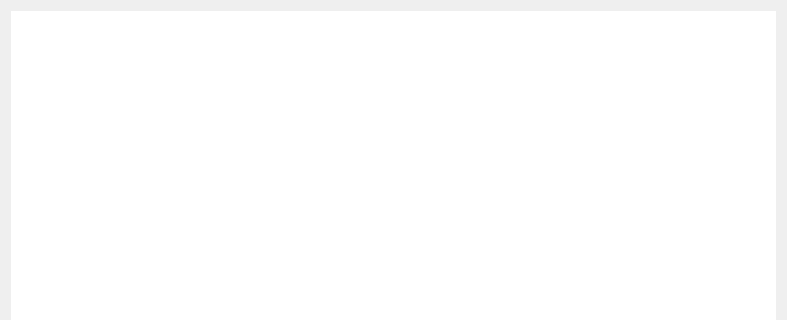
Old version of the form revenuewidget.ui in the repository jwannamaker/CS1D_FastFoodProject; both pictures show x 0 to 787 and y 0 to 320 of the 787 by 552 pixel window.
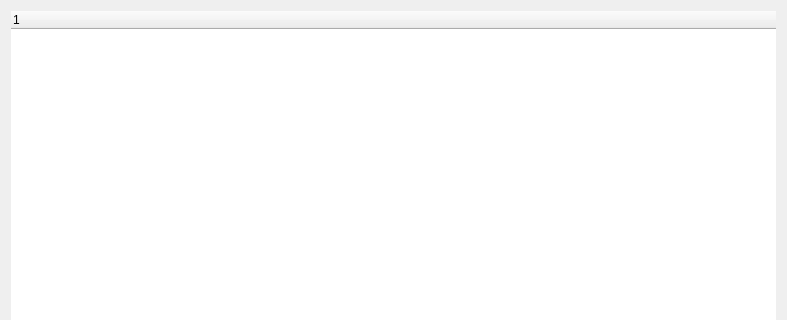
New version of the form.

The edit to the form file:
```diff
--- a/revenuewidget.ui
+++ b/revenuewidget.ui
@@ -14,79 +14,6 @@
    <string>Form</string>
   </property>
   <layout class="QGridLayout" name="gridLayout">
-   <item row="0" column="0">
-    <widget class="QTableWidget" name="tableWidget">
-     <property name="sizePolicy">
-      <sizepolicy hsizetype="Expanding" vsizetype="Expanding">
-       <horstretch>0</horstretch>
-       <verstretch>0</verstretch>
-      </sizepolicy>
-     </property>
-     <property name="frameShape">
-      <enum>QFrame::NoFrame</enum>
-     </property>
-     <property name="frameShadow">
-      <enum>QFrame::Plain</enum>
-     </property>
-     <property name="verticalScrollBarPolicy">
-      <enum>Qt::ScrollBarAlwaysOff</enum>
-     </property>
-     <property name="horizontalScrollBarPolicy">
-      <enum>Qt::ScrollBarAlwaysOff</enum>
-     </property>
-     <property name="sizeAdjustPolicy">
-      <enum>QAbstractScrollArea::AdjustToContents</enum>
-     </property>
-     <property name="autoScroll">
-      <bool>false</bool>
-     </property>
-     <property name="editTriggers">
-      <set>QAbstractItemView::NoEditTriggers</set>
-     </property>
-     <property name="showDropIndicator" stdset="0">
-      <bool>false</bool>
-     </property>
-     <property name="dragDropOverwriteMode">
-      <bool>false</bool>
-     </property>
-     <property name="selectionMode">
-      <enum>QAbstractItemView::SingleSelection</enum>
-     </property>
-     <property name="selectionBehavior">
-      <enum>QAbstractItemView::SelectRows</enum>
-     </property>
-     <property name="showGrid">
-      <bool>false</bool>
-     </property>
-     <property name="gridStyle">
-      <enum>Qt::SolidLine</enum>
-     </property>
-     <property name="cornerButtonEnabled">
-      <bool>false</bool>
-     </property>
-     <property name="columnCount">
-      <number>0</number>
-     </property>
-     <attribute name="horizontalHeaderVisible">
-      <bool>true</bool>
-     </attribute>
-     <attribute name="horizontalHeaderDefaultSectionSize">
-      <number>300</number>
-     </attribute>
-     <attribute name="horizontalHeaderStretchLastSection">
-      <bool>true</bool>
-     </attribute>
-     <attribute name="verticalHeaderVisible">
-      <bool>false</bool>
-     </attribute>
-     <attribute name="verticalHeaderDefaultSectionSize">
-      <number>37</number>
-     </attribute>
-     <attribute name="verticalHeaderHighlightSections">
-      <bool>true</bool>
-     </attribute>
-    </widget>
-   </item>
    <item row="1" column="0">
     <layout class="QHBoxLayout" name="horizontalLayout">
      <item>
@@ -132,6 +59,54 @@
      </item>
     </layout>
    </item>
+   <item row="0" column="0">
+    <widget class="QTreeWidget" name="treeWidget">
+     <property name="sizePolicy">
+      <sizepolicy hsizetype="Expanding" vsizetype="Expanding">
+       <horstretch>0</horstretch>
+       <verstretch>0</verstretch>
+      </sizepolicy>
+     </property>
+     <property name="frameShape">
+      <enum>QFrame::NoFrame</enum>
+     </property>
+     <property name="frameShadow">
+      <enum>QFrame::Plain</enum>
+     </property>
+     <property name="verticalScrollBarPolicy">
+      <enum>Qt::ScrollBarAlwaysOff</enum>
+     </property>
+     <property name="horizontalScrollBarPolicy">
+      <enum>Qt::ScrollBarAlwaysOff</enum>
+     </property>
+     <property name="sizeAdjustPolicy">
+      <enum>QAbstractScrollArea::AdjustToContents</enum>
+     </property>
+     <property name="autoScroll">
+      <bool>false</bool>
+     </property>
+     <property name="editTriggers">
+      <set>QAbstractItemView::NoEditTriggers</set>
+     </property>
+     <property name="showDropIndicator" stdset="0">
+      <bool>false</bool>
+     </property>
+     <property name="dragDropOverwriteMode">
+      <bool>false</bool>
+     </property>
+     <property name="selectionMode">
+      <enum>QAbstractItemView::SingleSelection</enum>
+     </property>
+     <property name="selectionBehavior">
+      <enum>QAbstractItemView::SelectRows</enum>
+     </property>
+     <column>
+      <property name="text">
+       <string notr="true">1</string>
+      </property>
+     </column>
+    </widget>
+   </item>
   </layout>
  </widget>
  <resources/>
```
